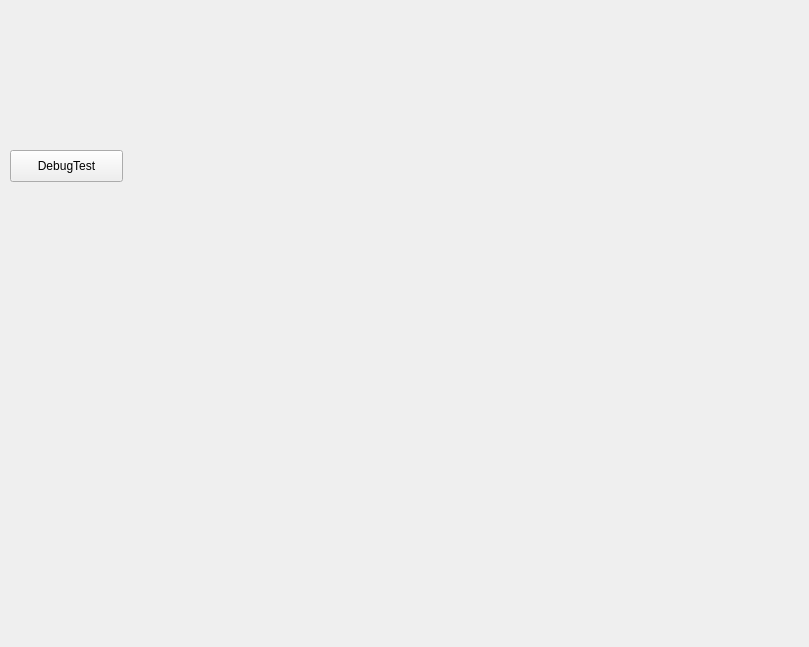
Qt form statisticswindow.ui (fl2011sx/app_data_analyzation_db_manage_section) before a commit.
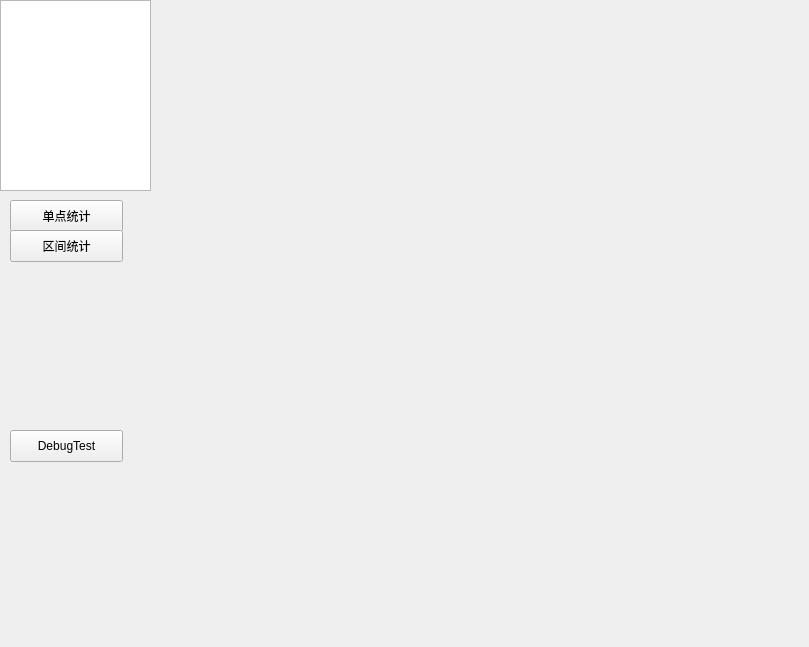
The same form after that commit.

Commit message: 实现了单点统计绘图功能 将Python中绘图函数的data为dic型的情况进行实现，其key直接覆盖x_title

Patch:
```diff
--- a/statisticswindow.ui
+++ b/statisticswindow.ui
@@ -17,7 +17,7 @@
    <property name="geometry">
     <rect>
      <x>10</x>
-     <y>150</y>
+     <y>430</y>
      <width>113</width>
      <height>32</height>
     </rect>
@@ -39,6 +39,48 @@
     <string/>
    </property>
   </widget>
+  <widget class="QPushButton" name="singlePointBtn">
+   <property name="geometry">
+    <rect>
+     <x>10</x>
+     <y>200</y>
+     <width>113</width>
+     <height>32</height>
+    </rect>
+   </property>
+   <property name="text">
+    <string>单点统计</string>
+   </property>
+  </widget>
+  <widget class="QPushButton" name="aeraBtn">
+   <property name="geometry">
+    <rect>
+     <x>10</x>
+     <y>230</y>
+     <width>113</width>
+     <height>32</height>
+    </rect>
+   </property>
+   <property name="text">
+    <string>区间统计</string>
+   </property>
+  </widget>
+  <widget class="QTableWidget" name="proList">
+   <property name="geometry">
+    <rect>
+     <x>0</x>
+     <y>0</y>
+     <width>151</width>
+     <height>191</height>
+    </rect>
+   </property>
+   <attribute name="horizontalHeaderVisible">
+    <bool>false</bool>
+   </attribute>
+   <attribute name="verticalHeaderVisible">
+    <bool>false</bool>
+   </attribute>
+  </widget>
  </widget>
  <resources/>
  <connections/>
```
The commit also changes 8 other files.
